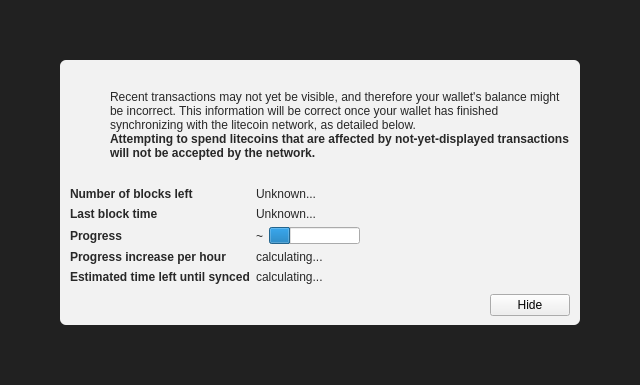
Above: src/qt/forms/modaloverlay.ui from otecmichal/kryptokoruna before the change. Below: the same form after it.
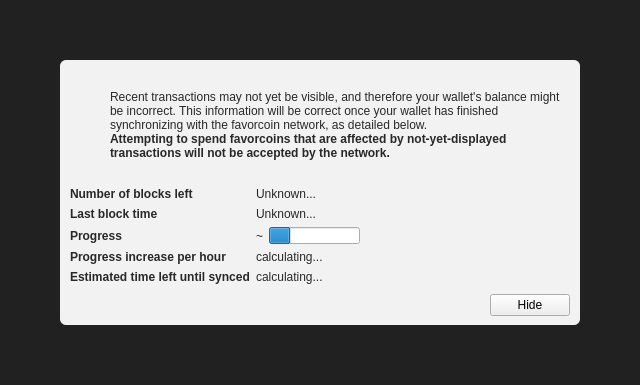
That is the form after the change. Icons and pictures are not drawn. Custom widgets are drawn as their Qt base class.

Commit message: renamed litecoin strings

```diff
--- a/src/qt/forms/modaloverlay.ui
+++ b/src/qt/forms/modaloverlay.ui
@@ -130,7 +130,7 @@
              <item>
               <widget class="QLabel" name="infoText">
                <property name="text">
-                <string>Recent transactions may not yet be visible, and therefore your wallet's balance might be incorrect. This information will be correct once your wallet has finished synchronizing with the litecoin network, as detailed below.</string>
+                <string>Recent transactions may not yet be visible, and therefore your wallet's balance might be incorrect. This information will be correct once your wallet has finished synchronizing with the favorcoin network, as detailed below.</string>
                </property>
                <property name="textFormat">
                 <enum>Qt::RichText</enum>
@@ -149,7 +149,7 @@
                 </font>
                </property>
                <property name="text">
-                <string>Attempting to spend litecoins that are affected by not-yet-displayed transactions will not be accepted by the network.</string>
+                <string>Attempting to spend favorcoins that are affected by not-yet-displayed transactions will not be accepted by the network.</string>
                </property>
                <property name="textFormat">
                 <enum>Qt::RichText</enum>
```
The commit also changes 210 other files.
